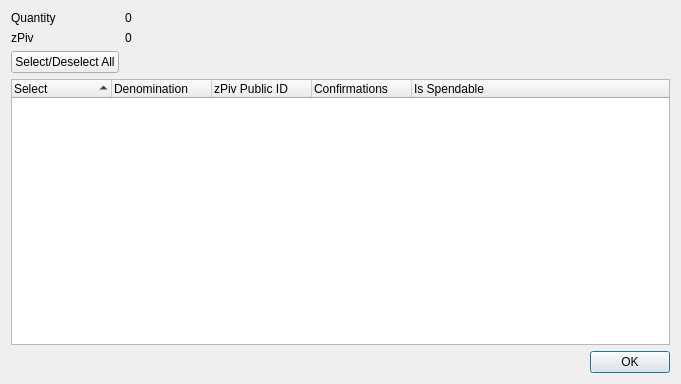
This is src/qt/forms/zpivcontroldialog.ui in listedlinked/superbee as Qt 5 draws it before an edit. The edited form follows.
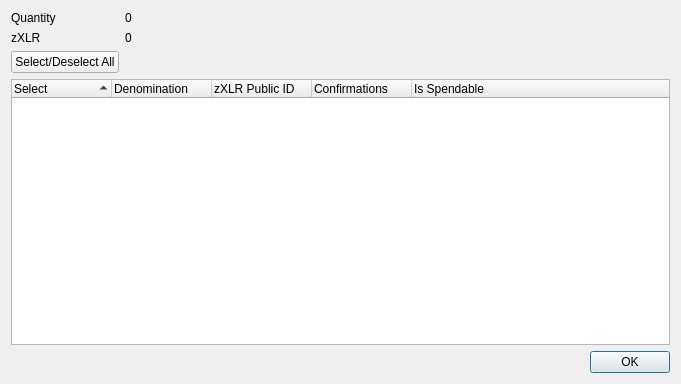
This is the edited form.

Patch:
```diff
--- a/src/qt/forms/zpivcontroldialog.ui
+++ b/src/qt/forms/zpivcontroldialog.ui
@@ -42,7 +42,7 @@
      <item row="1" column="0">
       <widget class="QLabel" name="labelZPiv">
        <property name="text">
-        <string>zPiv</string>
+        <string>zXLR</string>
        </property>
       </widget>
      </item>
@@ -96,7 +96,7 @@
        </column>
        <column>
         <property name="text">
-         <string notr="true">zPiv Public ID</string>
+         <string notr="true">zXLR Public ID</string>
         </property>
        </column>
        <column>
```
Left out of the diff: 2 changed lines with no effect on the pictures.
